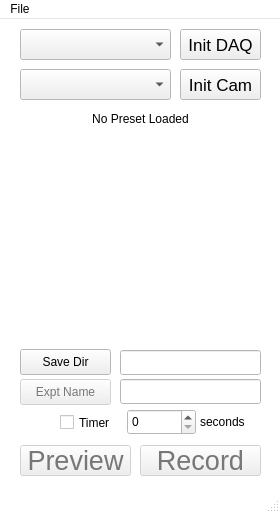
jbmelander/jackfish, file jackfish/gui/main_gui.ui: the form before one commit.
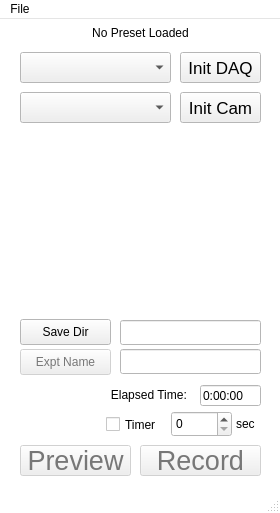
The form after the commit. Icons and pictures are not drawn.

Commit message: elapsed time shown; timer fixes

```diff
--- a/jackfish/gui/main_gui.ui
+++ b/jackfish/gui/main_gui.ui
@@ -472,7 +472,7 @@
     <property name="geometry">
      <rect>
       <x>180</x>
-      <y>50</y>
+      <y>73</y>
       <width>81</width>
       <height>31</height>
      </rect>
@@ -553,7 +553,7 @@
     <property name="geometry">
      <rect>
       <x>20</x>
-      <y>330</y>
+      <y>300</y>
       <width>91</width>
       <height>26</height>
      </rect>
@@ -572,7 +572,7 @@
     <property name="geometry">
      <rect>
       <x>20</x>
-      <y>50</y>
+      <y>73</y>
       <width>151</width>
       <height>31</height>
      </rect>
@@ -588,7 +588,7 @@
     <property name="geometry">
      <rect>
       <x>20</x>
-      <y>10</y>
+      <y>33</y>
       <width>151</width>
       <height>31</height>
      </rect>
@@ -604,7 +604,7 @@
     <property name="geometry">
      <rect>
       <x>180</x>
-      <y>10</y>
+      <y>33</y>
       <width>81</width>
       <height>31</height>
      </rect>
@@ -628,10 +628,10 @@
    <widget class="QLabel" name="label">
     <property name="geometry">
      <rect>
-      <x>40</x>
-      <y>130</y>
-      <width>191</width>
-      <height>181</height>
+      <x>52</x>
+      <y>117</y>
+      <width>181</width>
+      <height>171</height>
      </rect>
     </property>
     <property name="sizePolicy">
@@ -654,7 +654,7 @@
     <property name="geometry">
      <rect>
       <x>120</x>
-      <y>331</y>
+      <y>301</y>
       <width>141</width>
       <height>25</height>
      </rect>
@@ -670,7 +670,7 @@
     <property name="geometry">
      <rect>
       <x>20</x>
-      <y>360</y>
+      <y>330</y>
       <width>91</width>
       <height>26</height>
      </rect>
@@ -686,10 +686,13 @@
     </property>
    </widget>
    <widget class="QLineEdit" name="expt_name_lineEdit">
+    <property name="enabled">
+     <bool>true</bool>
+    </property>
     <property name="geometry">
      <rect>
       <x>120</x>
-      <y>360</y>
+      <y>330</y>
       <width>141</width>
       <height>25</height>
      </rect>
@@ -701,8 +704,8 @@
    <widget class="QCheckBox" name="timer_checkBox">
     <property name="geometry">
      <rect>
-      <x>60</x>
-      <y>392</y>
+      <x>106</x>
+      <y>394</y>
       <width>61</width>
       <height>23</height>
      </rect>
@@ -714,31 +717,34 @@
    <widget class="QLabel" name="label_2">
     <property name="geometry">
      <rect>
-      <x>200</x>
-      <y>394</y>
-      <width>61</width>
+      <x>236</x>
+      <y>396</y>
+      <width>31</width>
       <height>17</height>
      </rect>
     </property>
     <property name="text">
-     <string>seconds</string>
+     <string>sec</string>
     </property>
    </widget>
    <widget class="QSpinBox" name="timer_spinBox">
     <property name="geometry">
      <rect>
-      <x>127</x>
-      <y>390</y>
-      <width>69</width>
+      <x>171</x>
+      <y>392</y>
+      <width>61</width>
       <height>26</height>
      </rect>
     </property>
+    <property name="maximum">
+     <number>999999999</number>
+    </property>
    </widget>
    <widget class="QLabel" name="preset_label">
     <property name="geometry">
      <rect>
       <x>20</x>
-      <y>90</y>
+      <y>4</y>
       <width>241</width>
       <height>20</height>
      </rect>
@@ -753,6 +759,51 @@
      <set>Qt::AlignCenter</set>
     </property>
    </widget>
+   <widget class="QLabel" name="elapsed_time_label">
+    <property name="geometry">
+     <rect>
+      <x>100</x>
+      <y>366</y>
+      <width>101</width>
+      <height>20</height>
+     </rect>
+    </property>
+    <property name="layoutDirection">
+     <enum>Qt::LeftToRight</enum>
+    </property>
+    <property name="text">
+     <string>Elapsed Time: </string>
+    </property>
+    <property name="alignment">
+     <set>Qt::AlignCenter</set>
+    </property>
+   </widget>
+   <widget class="QLineEdit" name="elapsed_time_lineEdit">
+    <property name="enabled">
+     <bool>true</bool>
+    </property>
+    <property name="geometry">
+     <rect>
+      <x>200</x>
+      <y>366</y>
+      <width>61</width>
+      <height>21</height>
+     </rect>
+    </property>
+    <property name="font">
+     <font>
+      <family>Ubuntu</family>
+      <weight>50</weight>
+      <bold>false</bold>
+     </font>
+    </property>
+    <property name="text">
+     <string>0:00:00</string>
+    </property>
+    <property name="readOnly">
+     <bool>true</bool>
+    </property>
+   </widget>
   </widget>
   <widget class="QStatusBar" name="statusBar"/>
   <widget class="QMenuBar" name="menuBar">
```
The commit also changes 1 other file.
